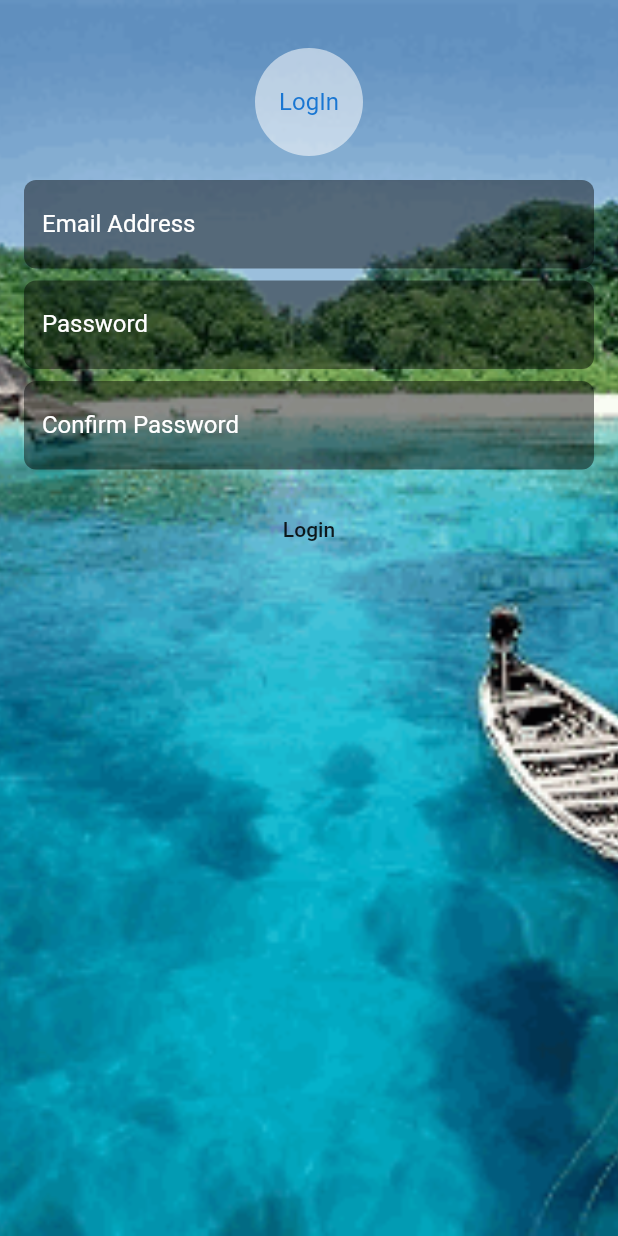
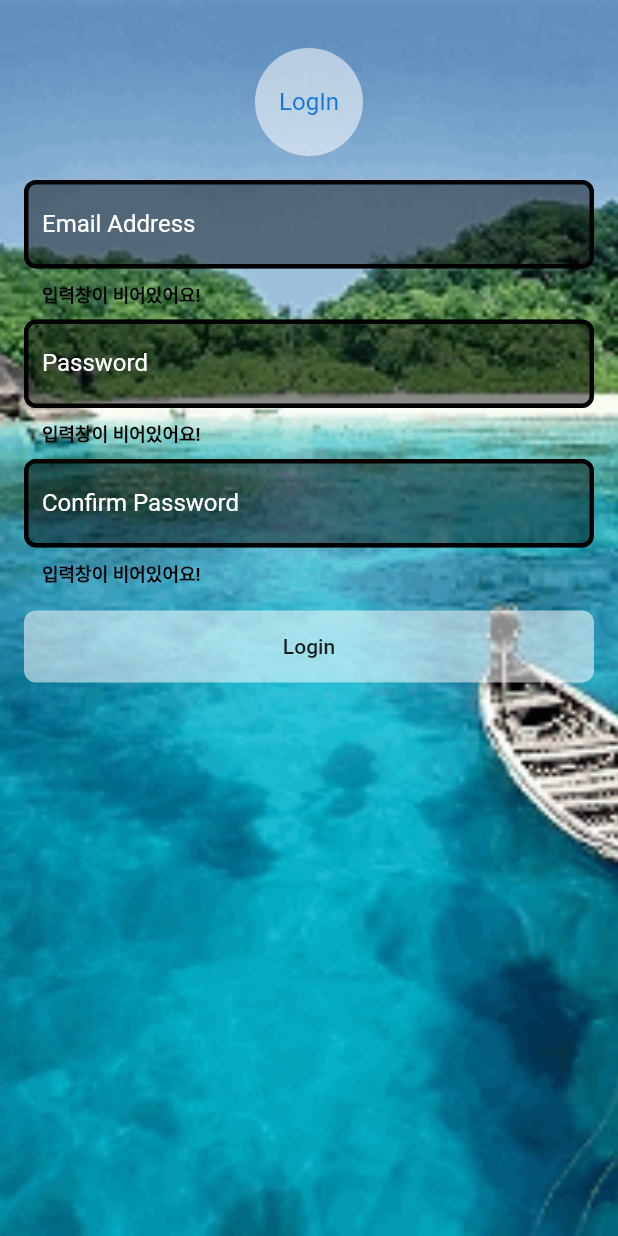
Before and after one commit to BaeKH/flutter_app_login, a Flutter app: the AuthWidget screen opened directly, after a tap on "Login", on a phone screen of 412 x 824 dp. Run offline on Flutter 3.47's test engine with Material 2 defaults, Android fonts, the phone set to English and light mode, and no system bars.

Commit message:
로그인화면 보

```diff
--- a/lib/pages/auth_page.dart
+++ b/lib/pages/auth_page.dart
@@ -28,8 +28,10 @@ class _AuthWidgetState extends State<AuthWidget> {
   TextEditingController _passwordController = TextEditingController();
   TextEditingController _confirmPasswordController = TextEditingController();
 
+  static final double cornerRadius = 8.0;
+
   OutlineInputBorder _border = OutlineInputBorder(
-    borderRadius: BorderRadius.circular(8),
+    borderRadius: BorderRadius.circular(cornerRadius),
     borderSide: BorderSide(color: Colors.transparent, width: 0),
   );
 
@@ -74,7 +76,22 @@ class _AuthWidgetState extends State<AuthWidget> {
                     SizedBox(
                       height: 16,
                     ),
-                    FlatButton(onPressed: (){}, child: Text("Login"),)
+                    FlatButton(
+                      onPressed: (){
+
+                        if(_formKey.currentState.validate()) {
+                          print('모든 입력값이 올바르구나!!');
+                        }
+
+
+                      },
+                      color: Colors.white54,
+                      shape: RoundedRectangleBorder(
+                        borderRadius: BorderRadius.circular(cornerRadius)
+                      ),
+                      padding: EdgeInsets.all(16),
+                      child: Text("Login"),
+                    )
                   ],
                 ),
               ),
@@ -101,8 +118,10 @@ class _AuthWidgetState extends State<AuthWidget> {
                       filled: true,
                       fillColor: Colors.black45,
                       border: _border,
+                      errorBorder: _border.copyWith(borderSide: BorderSide(color: Colors.black, width: 3)),
                       enabledBorder: _border,
                       focusedBorder: _border,
+                      errorStyle: TextStyle(color: Colors.black, fontWeight: FontWeight.bold),
                       labelStyle: TextStyle(color: Colors.white),
                     ),
                   );
```
